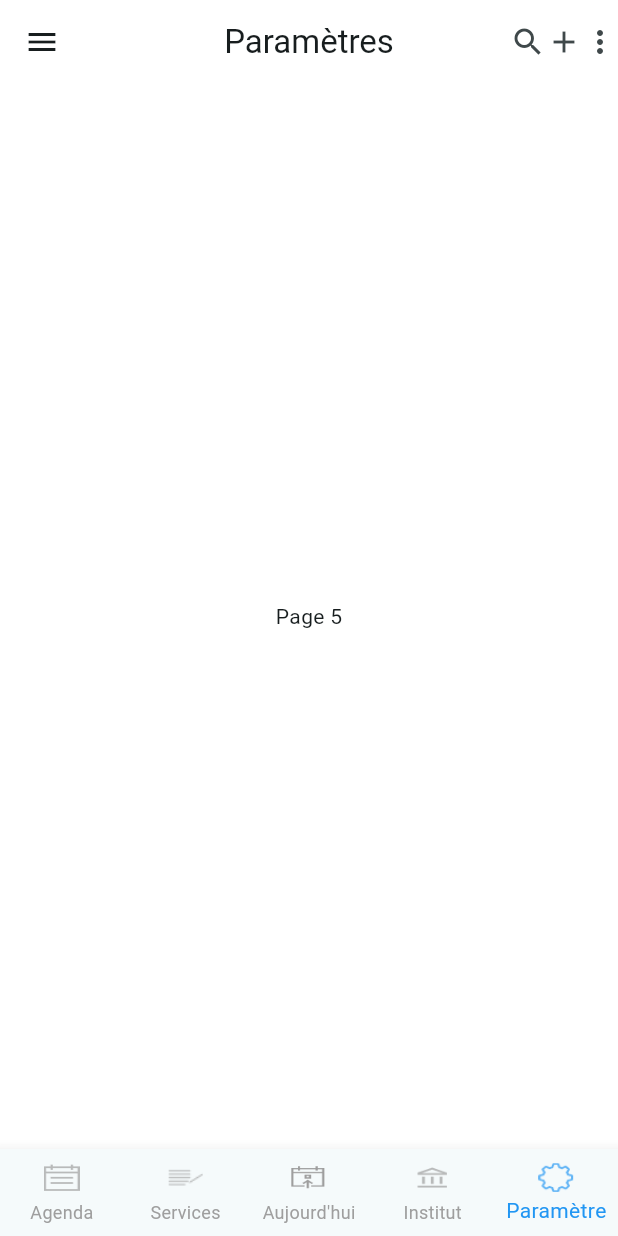
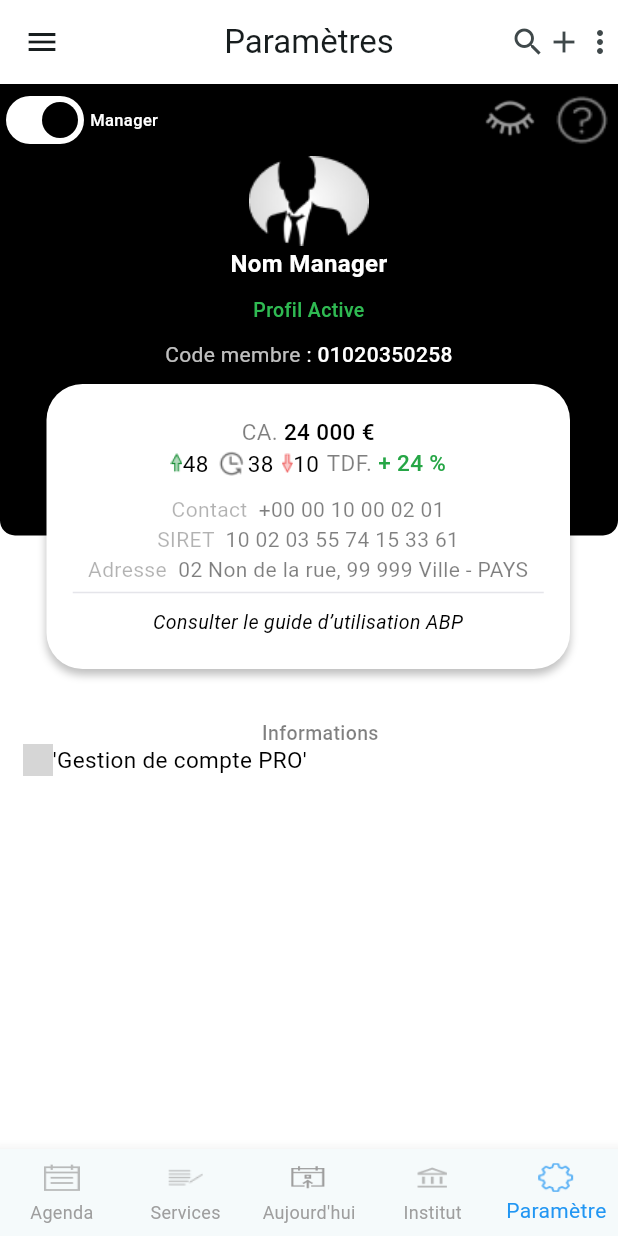
Before and after one commit to foudroyant/abp-v2, a Flutter app: the screen it shows after launch, item 5 of the bottom bar chosen, on a phone screen of 412 x 824 dp. Run offline on Flutter 3.47's test engine with Material 3 defaults, Android fonts, the phone set to English and light mode, and no system bars; grey boxes are pictures that could not be loaded.

Commit message:
travail sur la page paramètres

```diff
--- a/lib/main.dart
+++ b/lib/main.dart
@@ -1,6 +1,7 @@
 import 'package:abp/screens/agenda.dart';
 import 'package:abp/screens/home.dart';
 import 'package:abp/screens/institut.dart';
+import 'package:abp/screens/parametres.dart';
 import 'package:abp/screens/services.dart';
 import 'package:flutter/material.dart';
 
@@ -45,7 +46,7 @@ class _MyHomePageState extends State<MyHomePage> {
     Services(),
     Home(),
     Institut(),
-    Center(child: Text('Page 5')),
+    Parametres()
   ];
 
   final List<String> app_bar_titre = [
--- /dev/null
+++ b/lib/screens/parametres.dart
@@ -0,0 +1,393 @@
+import 'package:flutter/material.dart';
+
+import '../components/ui_element.dart';
+
+class Parametres extends StatefulWidget {
+  const Parametres({Key? key}) : super(key: key);
+
+  @override
+  State<Parametres> createState() => _ParametresState();
+}
+
+class _ParametresState extends State<Parametres> {
+
+  @override
+  Widget build(BuildContext context) {
+    double _screenWidth = MediaQuery.of(context).size.width;
+    return Column(
+      crossAxisAlignment : CrossAxisAlignment.start,
+      children: [
+        Container(
+          height: 425, //475,
+          width : double.infinity,
+          child: Stack(
+            children: [
+              Container(
+                width: double.infinity,
+                height: 301,
+                decoration: ShapeDecoration(
+                  color: Colors.black,
+                  shape: RoundedRectangleBorder(
+                    borderRadius: BorderRadius.only(
+                      bottomLeft: Radius.circular(10),
+                      bottomRight: Radius.circular(10),
+                    ),
+                  ),
+                ),
+                child : Column(
+                  children : [
+                    Row(
+                      mainAxisAlignment : MainAxisAlignment.spaceBetween,
+                      children: [
+                        Row(
+                          children : [
+                            Switch(
+                              value: true,
+                              onChanged: (_value){},
+                              activeTrackColor: Colors.white,  // Couleur de la piste quand actif
+                              activeColor: Colors.black,            // Couleur du cercle quand actif
+                            ),
+                            Text(
+                              'Manager',
+                              style: TextStyle(
+                                color: Colors.white,
+                                fontSize: 11,
+                                fontFamily: 'Roboto',
+                                fontWeight: FontWeight.w500,
+                              ),
+                            ),
+                          ]
+                        ),
+                        Row(
+                            children : [
+                              _image([48,34], "eye.png"),
+                              _image([48,34], "help.png"),
+                            ]
+                        )
+                      ],
+                    ),
+                    _image([80,60], "user_ellipse.png"),
+                    Center(
+                      child : Column(
+                        children: [
+                          Text(
+                            'Nom Manager',
+                            textAlign: TextAlign.center,
+                            style: TextStyle(
+                              color: Colors.white,
+                              fontSize: 16,
+                              fontFamily: 'Roboto',
+                              fontWeight: FontWeight.w700,
+                            ),
+                          ),
+                          SizedBox(height : 10),
+                          Text(
+                            'Profil Active',
+                            textAlign: TextAlign.center,
+                            style: TextStyle(
+                              color: Color(0xF731C055),
+                              fontSize: 13,
+                              fontFamily: 'Roboto',
+                              fontWeight: FontWeight.w500,
+                            ),
+                          ),
+                          SizedBox(height : 10),
+                          Text.rich(
+                            TextSpan(
+                              children: [
+                                TextSpan(
+                                  text: 'Code membre',
+                                  style: TextStyle(
+                                    color: Colors.white.withOpacity(0.75),
+                                    fontSize: 14,
+                                    fontFamily: 'Roboto',
+                                    fontWeight: FontWeight.w400,
+                                  ),
+                                ),
+                                TextSpan(
+                                  text: ' : ',
+                                  style: TextStyle(
+                                    color: Colors.white,
+                                    fontSize: 14,
+                                    fontFamily: 'Roboto',
+                                    fontWeight: FontWeight.w400,
+                                  ),
+                                ),
+                                TextSpan(
+                                  text: '01020350258 ',
+                                  style: TextStyle(
+                                    color: Colors.white,
+                                    fontSize: 14,
+                                    fontFamily: 'Roboto',
+                                    fontWeight: FontWeight.w500,
+                                  ),
+                                ),
+                              ],
+                            ),
+                            textAlign: TextAlign.center,
+                          ),
+                        ],
+                      ),
+                    )
+                  ]
+                )
+              ),
+              Positioned(
+                top : 200,
+                left : (_screenWidth - 350) / 2,
+                child : Row(
+                  children: [
+                    Container(
+                      width: 349,
+                      height: 190,
+                      decoration: ShapeDecoration(
+                        color: Colors.white,
+                        shape: RoundedRectangleBorder(
+                          borderRadius: BorderRadius.circular(24),
+                        ),
+                        shadows: [
+                          BoxShadow(
+                            color: Color(0x3F000000),
+                            blurRadius: 4,
+                            offset: Offset(0, 4),
+                            spreadRadius: 0,
+                          )
+                        ],
+                      ),
+                      child : Column(
+                          mainAxisAlignment : MainAxisAlignment.center,
+                        children : [
+                          Text.rich(
+                            TextSpan(
+                              children: [
+                                TextSpan(
+                                  text: 'CA. ',
+                                  style: TextStyle(
+                                    color: Colors.black.withOpacity(0.5),
+                                    fontSize: 15,
+                                    fontFamily: 'Roboto',
+                                    fontWeight: FontWeight.w400,
+                                  ),
+                                ),
+                                TextSpan(
+                                  text: '24 000 €',
+                                  style: TextStyle(
+                                    color: Colors.black,
+                                    fontSize: 15,
+                                    fontFamily: 'Roboto',
+                                    fontWeight: FontWeight.w500,
+                                  ),
+                                ),
+                              ],
+                            ),
+                            textAlign: TextAlign.center,
+                          ),
+                          Row(
+                              mainAxisAlignment : MainAxisAlignment.center,
+                            children : [
+                              _image([8,15], "up.png"),
+                              _roboto_400("48", 15),
+                              SizedBox(width : 5),
+
+                              _image([21,20], "late.png"),
+                              _roboto_400("38", 15),
+                              SizedBox(width : 5),
+
+                              _image([8,15], "down.png"),
+                              _roboto_400("10", 15),
+                              SizedBox(width : 5),
+
+                              Text.rich(
+                                TextSpan(
+                                  children: [
+                                    TextSpan(
+                                      text: 'TDF. ',
+                                      style: TextStyle(
+                                        color: Colors.black.withOpacity(0.5),
+                                        fontSize: 15,
+                                        fontFamily: 'Roboto',
+                                        fontWeight: FontWeight.w400,
+                                        height: 0,
+                                      ),
+                                    ),
+                                    TextSpan(
+                                      text: '+ 24 %',
+                                      style: TextStyle(
+                                        color: Color(0xFF26A646),
+                                        fontSize: 15,
+                                        fontFamily: 'Roboto',
+                                        fontWeight: FontWeight.w500,
+                                        height: 0,
+                                      ),
+                                    ),
+                                  ],
+                                ),
+                              ),
+                            ]
+                          ),
+                          SizedBox(height : 10),
+                          Text.rich(
+                            TextSpan(
+                              children: [
+                                TextSpan(
+                                  text: 'Contact',
+                                  style: TextStyle(
+                                    color: Colors.black.withOpacity(0.30000001192092896),
+                                    fontSize: 14,
+                                    fontFamily: 'Roboto',
+                                    fontWeight: FontWeight.w400,
+                                  ),
+                                ),
+                                TextSpan(
+                                  text: '  +00 00 10 00 02 01\n',
+                                  style: TextStyle(
+                                    color: Colors.black.withOpacity(0.5),
+                                    fontSize: 14,
+                                    fontFamily: 'Roboto',
+                                    fontWeight: FontWeight.w400,
+                                  ),
+                                ),
+                                TextSpan(
+                                  text: 'SIRET ',
+                                  style: TextStyle(
+                                    color: Colors.black.withOpacity(0.30000001192092896),
+                                    fontSize: 14,
+                                    fontFamily: 'Roboto',
+                                    fontWeight: FontWeight.w400,
+                                  ),
+                                ),
+                                TextSpan(
+                                  text: ' 10 02 03 55 74 15 33 61\n',
+                                  style: TextStyle(
+                                    color: Colors.black.withOpacity(0.5),
+                                    fontSize: 14,
+                                    fontFamily: 'Roboto',
+                                    fontWeight: FontWeight.w400,
+                                  ),
+                                ),
+                                TextSpan(
+                                  text: 'Adresse',
+                                  style: TextStyle(
+                                    color: Colors.black.withOpacity(0.30000001192092896),
+                                    fontSize: 14,
+                                    fontFamily: 'Roboto',
+                                    fontWeight: FontWeight.w400,
+                                  ),
+                                ),
+                                TextSpan(
+                                  text: '  02 Non de la rue, 99 999 Ville - PAYS',
+                                  style: TextStyle(
+                                    color: Colors.black.withOpacity(0.5),
+                                    fontSize: 14,
+                                    fontFamily: 'Roboto',
+                                    fontWeight: FontWeight.w400,
+                                  ),
+                                ),
+                              ],
+                            ),
+                            textAlign: TextAlign.center,
+                          ),
+                          SizedBox(height : 5),
+                          separateur(314),
+                          SizedBox(height : 10),
+                          Text(
+                            'Consulter le guide d’utilisation ABP',
+                            textAlign: TextAlign.center,
+                            style: TextStyle(
+                              color: Colors.black,
+                              fontSize: 13,
+                              fontStyle: FontStyle.italic,
+                              fontFamily: 'Roboto',
+                              fontWeight: FontWeight.w400,
+                            ),
+                          ),
+                        ]
+                      )
+                    ),
+                  ],
+                )
+              )
+            ],
+          ),
+        ),
+
+        Padding(
+          padding: const EdgeInsets.only(left : 15),
+          child: Column(
+            children : [
+              Text(
+                'Informations',
+                style: TextStyle(
+                  color: Colors.black.withOpacity(0.5),
+                  fontSize: 13,
+                  fontFamily: 'Roboto',
+                  fontWeight: FontWeight.w500,
+                  height: 0,
+                ),
+              ),
+              _item_menu("","'Gestion de compte PRO'")
+            ]
+          ),
+        )
+      ],
+    );
+  }
+
+  Widget _image(List<double> dim, String src){
+    return Container(
+      width: dim[0],
+      height: dim[1],
+      decoration: BoxDecoration(
+        image: DecorationImage(
+          image: AssetImage("assets/images/${src}"),
+          fit: BoxFit.contain,
+        ),
+      ),
+    );
+  }
+
+  Widget _item_menu(String src_image, String texte){
+    return Row(
+      children : [
+        Container(
+          width: 20,
+          height: 21,
+          padding: const EdgeInsets.only(
+            top: 0.88,
+            left: 0.83,
+            right: 0.83,
+            bottom: 0.87,
+          ),
+          clipBehavior: Clip.antiAlias,
+          decoration: BoxDecoration(
+            image: DecorationImage(
+              image: AssetImage("assets/images/${src_image}"),
+              fit: BoxFit.fill,
+            ),
+          ),
+        ),
+        Text(
+          texte,
+          style: TextStyle(
+            color: Colors.black,
+            fontSize: 15,
+            fontFamily: 'Roboto',
+            fontWeight: FontWeight.w400,
+          ),
+        ),
+      ]
+    );
+  }
+
+  Widget _roboto_400(String texte, double size){
+    return Text(
+      texte,
+      style: TextStyle(
+        color: Colors.black,
+        fontSize: size,
+        fontFamily: 'Roboto',
+        fontWeight: FontWeight.w400,
+      ),
+    );
+  }
+}
```
Also changed, not shown: assets/images/down.png (added), assets/images/eye.png (added), assets/images/help.png (added), assets/images/late.png (added), assets/images/up.png (added), assets/images/user_ellipse.png (added).
